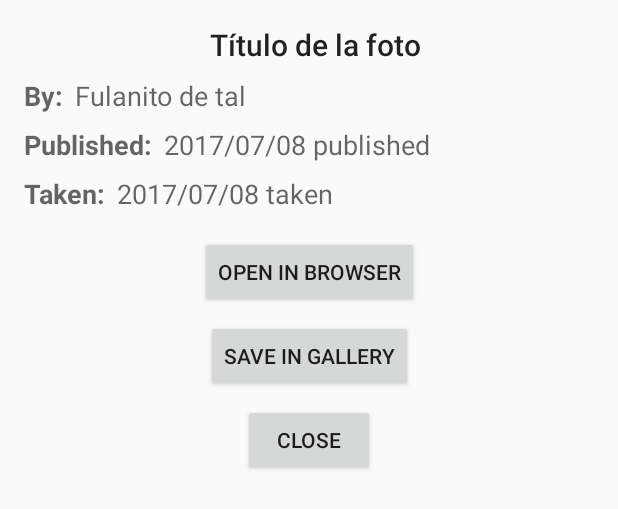
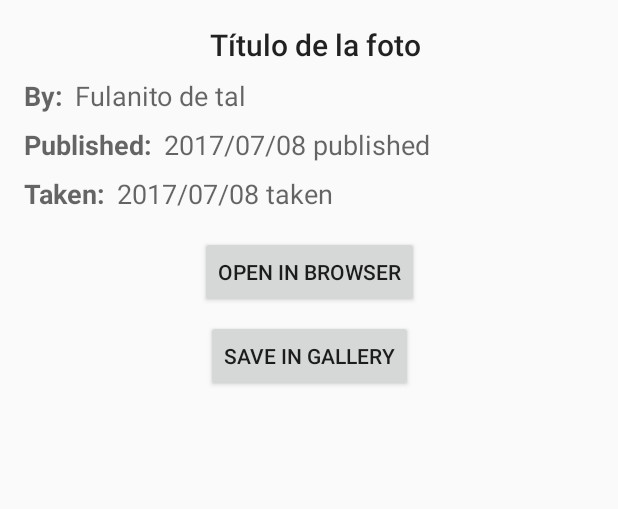
Before and after one commit to kunotatemaki/RukiaPics, an Android app: the layout picture_details.xml on its own in the app's theme, with its tools: preview values and no code run, on a phone screen of 412 x 824 dp. Shown: the top 509 px of the screen. Run offline under Robolectric (Android 15) with nearby library versions, the phone set to English and light mode, and no system bars.

Commit message:
close dialog button logic working

```diff
--- a/app/src/main/java/com/rukiasoft/rukiapics/ui/ui/presenters/MainFragmentPresenter.java
+++ b/app/src/main/java/com/rukiasoft/rukiapics/ui/ui/presenters/MainFragmentPresenter.java
@@ -4,6 +4,7 @@ import android.animation.Animator;
 import android.animation.AnimatorListenerAdapter;
 import android.app.Activity;
 import android.content.Context;
+import android.content.DialogInterface;
 import android.content.Intent;
 import android.net.Uri;
 import android.support.annotation.Nullable;
@@ -11,11 +12,13 @@ import android.support.v7.app.AlertDialog;
 import android.support.v7.widget.RecyclerView;
 import android.support.v7.widget.StaggeredGridLayoutManager;
 import android.util.DisplayMetrics;
+import android.util.Log;
 import android.view.LayoutInflater;
 import android.view.View;
 import android.view.ViewAnimationUtils;
 import android.widget.AbsListView;
 import android.widget.Button;
+import android.widget.CheckBox;
 import android.widget.TextView;
 
 import com.rukiasoft.rukiapics.R;
@@ -210,6 +213,7 @@ public class MainFragmentPresenter {
 
         final View detailsView = inflater.inflate(R.layout.picture_details, null);
 
+
         ButterKnife.bind(this, detailsView);
         if(title != null) {
             //set pic's title
@@ -237,7 +241,14 @@ public class MainFragmentPresenter {
             galleryButton.setTag(item);
         }
 
-        builder.setView(detailsView);
+        builder.setView(detailsView)
+                .setNegativeButton(fragment.getResources().getString(R.string.close), new DialogInterface.OnClickListener() {
+            @Override
+            public void onClick(DialogInterface dialog, int id) {
+                dialog.cancel();
+
+            }
+        });
 
 
         builder.show();
@@ -249,4 +260,5 @@ public class MainFragmentPresenter {
         Intent browserIntent = new Intent(Intent.ACTION_VIEW, Uri.parse(picture.getUrlM()));
         fragment.getActivity().startActivity(browserIntent);
     }
+
 }
--- a/app/src/main/res/layout/picture_details.xml
+++ b/app/src/main/res/layout/picture_details.xml
@@ -123,18 +123,8 @@
         android:layout_marginStart="@dimen/activity_horizontal_margin"
         app:layout_constraintRight_toRightOf="parent"
         android:layout_marginEnd="@dimen/activity_horizontal_margin"
+        android:layout_marginBottom="@dimen/activity_vertical_margin"
         app:layout_constraintLeft_toLeftOf="parent" />
 
-    <Button
-        android:id="@+id/close_button"
-        android:layout_width="wrap_content"
-        android:layout_height="wrap_content"
-        android:text="@string/close"
-        android:layout_marginTop="@dimen/separator_margin"
-        app:layout_constraintTop_toBottomOf="@+id/gallery_button"
-        android:layout_marginStart="@dimen/activity_horizontal_margin"
-        app:layout_constraintRight_toRightOf="parent"
-        android:layout_marginEnd="@dimen/activity_horizontal_margin"
-        android:layout_marginBottom="@dimen/activity_vertical_margin"
-        app:layout_constraintLeft_toLeftOf="parent" />
+
 </android.support.constraint.ConstraintLayout>
```
